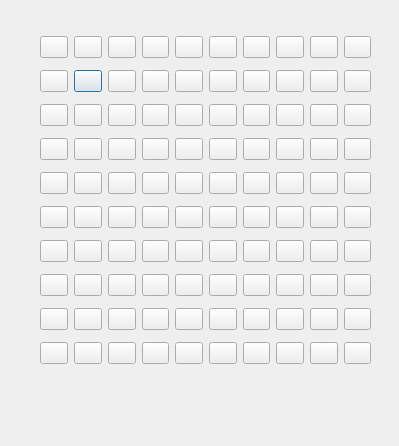
This is battleship.ui in jackalot/Connect-4-Class-Project as Qt 5 draws it before an edit. The edited form follows.
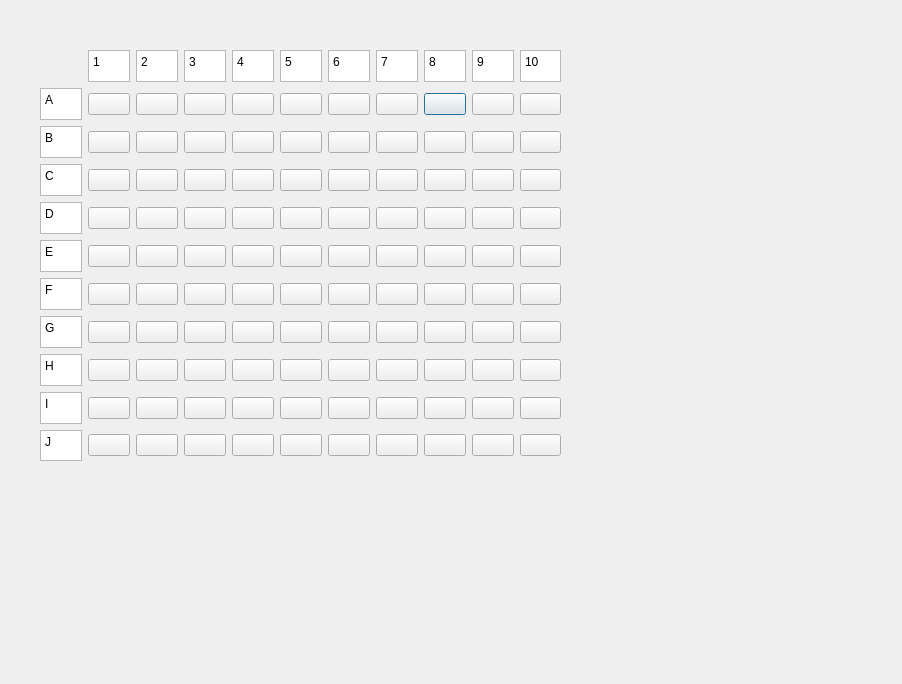
This is the edited form.

Commit message: the ui now has the A-J and 1-10 for labeling rows and collumns

The edit to the form file:
```diff
--- a/battleship.ui
+++ b/battleship.ui
@@ -6,8 +6,8 @@
    <rect>
     <x>0</x>
     <y>0</y>
-    <width>399</width>
-    <height>446</height>
+    <width>902</width>
+    <height>684</height>
    </rect>
   </property>
   <property name="windowTitle">
@@ -17,712 +17,852 @@
    <property name="geometry">
     <rect>
      <x>40</x>
-     <y>30</y>
-     <width>331</width>
-     <height>348</height>
+     <y>50</y>
+     <width>521</width>
+     <height>411</height>
     </rect>
    </property>
    <layout class="QGridLayout" name="GameGrid">
-    <item row="1" column="1">
-     <widget class="QPushButton" name="Coll2R2">
+    <item row="6" column="0">
+     <widget class="QPlainTextEdit" name="F">
+      <property name="plainText">
+       <string>F</string>
+      </property>
+     </widget>
+    </item>
+    <item row="1" column="8">
+     <widget class="QPushButton" name="Coll8R1">
       <property name="text">
        <string/>
       </property>
      </widget>
     </item>
-    <item row="3" column="2">
-     <widget class="QPushButton" name="Coll3R4">
+    <item row="8" column="2">
+     <widget class="QPushButton" name="Coll2R8">
       <property name="text">
        <string/>
       </property>
      </widget>
     </item>
-    <item row="3" column="9">
-     <widget class="QPushButton" name="Coll10R4">
+    <item row="10" column="9">
+     <widget class="QPushButton" name="Coll9R10">
       <property name="text">
        <string/>
       </property>
      </widget>
     </item>
-    <item row="2" column="6">
+    <item row="5" column="8">
+     <widget class="QPushButton" name="Coll8R5">
+      <property name="text">
+       <string/>
+      </property>
+     </widget>
+    </item>
+    <item row="3" column="7">
      <widget class="QPushButton" name="Coll7R3">
       <property name="text">
        <string/>
       </property>
      </widget>
     </item>
-    <item row="9" column="0">
-     <widget class="QPushButton" name="Coll1R10">
+    <item row="5" column="3">
+     <widget class="QPushButton" name="Coll3R5">
       <property name="text">
        <string/>
       </property>
      </widget>
     </item>
-    <item row="4" column="8">
-     <widget class="QPushButton" name="Coll9R5">
+    <item row="8" column="8">
+     <widget class="QPushButton" name="Coll8R8">
       <property name="text">
        <string/>
       </property>
      </widget>
     </item>
-    <item row="7" column="9">
-     <widget class="QPushButton" name="Coll10R8">
+    <item row="2" column="3">
+     <widget class="QPushButton" name="Coll3R2">
       <property name="text">
        <string/>
       </property>
      </widget>
     </item>
-    <item row="6" column="9">
+    <item row="5" column="6">
+     <widget class="QPushButton" name="Coll6R5">
+      <property name="text">
+       <string/>
+      </property>
+     </widget>
+    </item>
+    <item row="2" column="0">
+     <widget class="QPlainTextEdit" name="B">
+      <property name="plainText">
+       <string>B</string>
+      </property>
+     </widget>
+    </item>
+    <item row="5" column="7">
+     <widget class="QPushButton" name="Coll7R5">
+      <property name="text">
+       <string/>
+      </property>
+     </widget>
+    </item>
+    <item row="7" column="10">
      <widget class="QPushButton" name="Coll10R7">
       <property name="text">
        <string/>
       </property>
      </widget>
     </item>
-    <item row="5" column="9">
+    <item row="6" column="10">
      <widget class="QPushButton" name="Coll10R6">
       <property name="text">
        <string/>
       </property>
      </widget>
     </item>
-    <item row="2" column="9">
+    <item row="3" column="10">
      <widget class="QPushButton" name="Coll10R3">
       <property name="text">
        <string/>
       </property>
      </widget>
     </item>
-    <item row="1" column="0">
+    <item row="6" column="7">
+     <widget class="QPushButton" name="Coll7R6">
+      <property name="text">
+       <string/>
+      </property>
+     </widget>
+    </item>
+    <item row="2" column="1">
      <widget class="QPushButton" name="Coll1R2">
       <property name="text">
        <string/>
       </property>
      </widget>
     </item>
-    <item row="2" column="5">
-     <widget class="QPushButton" name="Coll6R3">
+    <item row="7" column="7">
+     <widget class="QPushButton" name="Coll7R7">
       <property name="text">
        <string/>
       </property>
      </widget>
     </item>
-    <item row="4" column="9">
+    <item row="9" column="3">
+     <widget class="QPushButton" name="Coll3R9">
+      <property name="text">
+       <string/>
+      </property>
+     </widget>
+    </item>
+    <item row="9" column="6">
+     <widget class="QPushButton" name="Coll6R9">
+      <property name="text">
+       <string/>
+      </property>
+     </widget>
+    </item>
+    <item row="3" column="0">
+     <widget class="QPlainTextEdit" name="C">
+      <property name="plainText">
+       <string>C</string>
+      </property>
+     </widget>
+    </item>
+    <item row="9" column="7">
+     <widget class="QPushButton" name="Coll7R9">
+      <property name="text">
+       <string/>
+      </property>
+     </widget>
+    </item>
+    <item row="6" column="3">
+     <widget class="QPushButton" name="Coll3R6">
+      <property name="text">
+       <string/>
+      </property>
+     </widget>
+    </item>
+    <item row="2" column="6">
+     <widget class="QPushButton" name="Coll6R2">
+      <property name="text">
+       <string/>
+      </property>
+     </widget>
+    </item>
+    <item row="5" column="10">
      <widget class="QPushButton" name="Coll10R5">
       <property name="text">
        <string/>
       </property>
      </widget>
     </item>
-    <item row="8" column="0">
-     <widget class="QPushButton" name="Coll1R9">
-      <property name="text">
-       <string/>
-      </property>
-     </widget>
-    </item>
-    <item row="2" column="2">
+    <item row="3" column="3">
      <widget class="QPushButton" name="Coll3R3">
       <property name="text">
        <string/>
       </property>
      </widget>
     </item>
-    <item row="3" column="5">
-     <widget class="QPushButton" name="Coll6R4">
+    <item row="4" column="8">
+     <widget class="QPushButton" name="Coll8R4">
       <property name="text">
        <string/>
       </property>
      </widget>
     </item>
-    <item row="2" column="0">
+    <item row="7" column="5">
+     <widget class="QPushButton" name="Coll5R7">
+      <property name="text">
+       <string/>
+      </property>
+     </widget>
+    </item>
+    <item row="3" column="1">
      <widget class="QPushButton" name="Coll1R3">
       <property name="text">
        <string/>
       </property>
      </widget>
     </item>
-    <item row="1" column="3">
+    <item row="2" column="4">
      <widget class="QPushButton" name="Coll4R2">
       <property name="text">
        <string/>
       </property>
      </widget>
     </item>
-    <item row="5" column="8">
+    <item row="6" column="2">
+     <widget class="QPushButton" name="Coll2R6">
+      <property name="text">
+       <string/>
+      </property>
+     </widget>
+    </item>
+    <item row="6" column="9">
      <widget class="QPushButton" name="Coll9R6">
       <property name="text">
        <string/>
       </property>
      </widget>
     </item>
-    <item row="1" column="4">
+    <item row="6" column="5">
+     <widget class="QPushButton" name="Coll5R6">
+      <property name="text">
+       <string/>
+      </property>
+     </widget>
+    </item>
+    <item row="7" column="6">
+     <widget class="QPushButton" name="Coll6R7">
+      <property name="text">
+       <string/>
+      </property>
+     </widget>
+    </item>
+    <item row="10" column="8">
+     <widget class="QPushButton" name="Coll8R10">
+      <property name="text">
+       <string/>
+      </property>
+     </widget>
+    </item>
+    <item row="9" column="2">
+     <widget class="QPushButton" name="Coll2R9">
+      <property name="text">
+       <string/>
+      </property>
+     </widget>
+    </item>
+    <item row="7" column="9">
+     <widget class="QPushButton" name="Coll9R7">
+      <property name="text">
+       <string/>
+      </property>
+     </widget>
+    </item>
+    <item row="2" column="5">
      <widget class="QPushButton" name="Coll5R2">
       <property name="text">
        <string/>
       </property>
      </widget>
     </item>
-    <item row="6" column="0">
+    <item row="10" column="2">
+     <widget class="QPushButton" name="Coll2R10">
+      <property name="text">
+       <string/>
+      </property>
+     </widget>
+    </item>
+    <item row="7" column="1">
      <widget class="QPushButton" name="Coll1R7">
       <property name="text">
        <string/>
       </property>
      </widget>
     </item>
-    <item row="0" column="0">
+    <item row="1" column="1">
      <widget class="QPushButton" name="Coll1R1">
       <property name="text">
        <string/>
       </property>
      </widget>
     </item>
-    <item row="4" column="0">
-     <widget class="QPushButton" name="Coll1R5">
+    <item row="10" column="4">
+     <widget class="QPushButton" name="Coll4R10">
       <property name="text">
        <string/>
       </property>
      </widget>
     </item>
-    <item row="9" column="9">
+    <item row="10" column="10">
      <widget class="QPushButton" name="Coll10R10">
       <property name="text">
        <string/>
       </property>
      </widget>
     </item>
-    <item row="2" column="7">
-     <widget class="QPushButton" name="Coll8R3">
-      <property name="text">
-       <string/>
-      </property>
-     </widget>
-    </item>
-    <item row="2" column="4">
+    <item row="3" column="5">
      <widget class="QPushButton" name="Coll5R3">
       <property name="text">
        <string/>
       </property>
      </widget>
     </item>
-    <item row="3" column="0">
-     <widget class="QPushButton" name="Coll1R4">
+    <item row="9" column="9">
+     <widget class="QPushButton" name="Coll9R9">
       <property name="text">
        <string/>
       </property>
      </widget>
     </item>
-    <item row="8" column="9">
+    <item row="10" column="7">
+     <widget class="QPushButton" name="Coll7R10">
+      <property name="text">
+       <string/>
+      </property>
+     </widget>
+    </item>
+    <item row="9" column="4">
+     <widget class="QPushButton" name="Coll4R9">
+      <property name="text">
+       <string/>
+      </property>
+     </widget>
+    </item>
+    <item row="9" column="10">
      <widget class="QPushButton" name="Coll10R9">
       <property name="text">
        <string/>
       </property>
      </widget>
     </item>
-    <item row="1" column="9">
-     <widget class="QPushButton" name="Coll10R2">
+    <item row="7" column="8">
+     <widget class="QPushButton" name="Coll8R7">
       <property name="text">
        <string/>
       </property>
      </widget>
     </item>
-    <item row="3" column="4">
-     <widget class="QPushButton" name="Coll5R4">
+    <item row="10" column="0">
+     <widget class="QPlainTextEdit" name="J">
+      <property name="plainText">
+       <string>J</string>
+      </property>
+     </widget>
+    </item>
+    <item row="10" column="5">
+     <widget class="QPushButton" name="Coll5R10">
       <property name="text">
        <string/>
       </property>
      </widget>
     </item>
-    <item row="7" column="0">
+    <item row="8" column="1">
      <widget class="QPushButton" name="Coll1R8">
       <property name="text">
        <string/>
       </property>
      </widget>
     </item>
-    <item row="0" column="9">
-     <widget class="QPushButton" name="Coll10R1">
+    <item row="6" column="6">
+     <widget class="QPushButton" name="Coll6R6">
       <property name="text">
        <string/>
       </property>
      </widget>
     </item>
-    <item row="3" column="3">
-     <widget class="QPushButton" name="Coll4R4">
-      <property name="text">
-       <string/>
-      </property>
-     </widget>
-    </item>
-    <item row="5" column="0">
-     <widget class="QPushButton" name="Coll1R6">
-      <property name="text">
-       <string/>
-      </property>
-     </widget>
-    </item>
-    <item row="3" column="6">
-     <widget class="QPushButton" name="Coll7R4">
-      <property name="text">
-       <string/>
-      </property>
-     </widget>
-    </item>
-    <item row="3" column="7">
-     <widget class="QPushButton" name="Coll8R4">
-      <property name="text">
-       <string/>
-      </property>
-     </widget>
-    </item>
-    <item row="4" column="4">
-     <widget class="QPushButton" name="Coll5R5">
-      <property name="text">
-       <string/>
-      </property>
-     </widget>
-    </item>
-    <item row="4" column="5">
-     <widget class="QPushButton" name="Coll6R5">
-      <property name="text">
-       <string/>
-      </property>
-     </widget>
-    </item>
-    <item row="4" column="6">
-     <widget class="QPushButton" name="Coll7R5">
-      <property name="text">
-       <string/>
-      </property>
-     </widget>
-    </item>
-    <item row="4" column="7">
-     <widget class="QPushButton" name="Coll8R5">
-      <property name="text">
-       <string/>
-      </property>
-     </widget>
-    </item>
-    <item row="3" column="8">
-     <widget class="QPushButton" name="Coll9R4">
-      <property name="text">
-       <string/>
-      </property>
-     </widget>
-    </item>
-    <item row="2" column="8">
-     <widget class="QPushButton" name="Coll9R3">
-      <property name="text">
-       <string/>
-      </property>
-     </widget>
-    </item>
-    <item row="1" column="8">
-     <widget class="QPushButton" name="Coll9R2">
-      <property name="text">
-       <string/>
-      </property>
-     </widget>
-    </item>
-    <item row="0" column="8">
+    <item row="1" column="9">
      <widget class="QPushButton" name="Coll9R1">
       <property name="text">
        <string/>
       </property>
      </widget>
     </item>
-    <item row="1" column="7">
-     <widget class="QPushButton" name="Coll8R2">
-      <property name="text">
-       <string/>
-      </property>
-     </widget>
-    </item>
-    <item row="0" column="7">
-     <widget class="QPushButton" name="Coll8R1">
-      <property name="text">
-       <string/>
-      </property>
-     </widget>
-    </item>
-    <item row="1" column="6">
-     <widget class="QPushButton" name="Coll7R2">
-      <property name="text">
-       <string/>
-      </property>
-     </widget>
-    </item>
-    <item row="0" column="6">
-     <widget class="QPushButton" name="Coll7R1">
-      <property name="text">
-       <string/>
-      </property>
-     </widget>
-    </item>
-    <item row="1" column="5">
-     <widget class="QPushButton" name="Coll6R2">
-      <property name="text">
-       <string/>
-      </property>
-     </widget>
-    </item>
-    <item row="0" column="5">
-     <widget class="QPushButton" name="Coll6R1">
-      <property name="text">
-       <string/>
-      </property>
-     </widget>
-    </item>
-    <item row="0" column="4">
-     <widget class="QPushButton" name="Coll5R1">
-      <property name="text">
-       <string/>
-      </property>
-     </widget>
-    </item>
-    <item row="0" column="3">
-     <widget class="QPushButton" name="Coll4R1">
-      <property name="text">
-       <string/>
-      </property>
-     </widget>
-    </item>
-    <item row="2" column="3">
-     <widget class="QPushButton" name="Coll4R3">
-      <property name="text">
-       <string/>
-      </property>
-     </widget>
-    </item>
-    <item row="1" column="2">
-     <widget class="QPushButton" name="Coll3R2">
-      <property name="text">
-       <string/>
-      </property>
-     </widget>
-    </item>
-    <item row="0" column="2">
-     <widget class="QPushButton" name="Coll3R1">
-      <property name="text">
-       <string/>
-      </property>
-     </widget>
-    </item>
-    <item row="0" column="1">
-     <widget class="QPushButton" name="Coll2R1">
-      <property name="text">
-       <string/>
-      </property>
-     </widget>
-    </item>
-    <item row="2" column="1">
-     <widget class="QPushButton" name="Coll2R3">
-      <property name="text">
-       <string/>
-      </property>
-     </widget>
-    </item>
-    <item row="3" column="1">
-     <widget class="QPushButton" name="Coll2R4">
-      <property name="text">
-       <string/>
-      </property>
-     </widget>
-    </item>
-    <item row="4" column="1">
-     <widget class="QPushButton" name="Coll2R5">
-      <property name="text">
-       <string/>
-      </property>
-     </widget>
-    </item>
     <item row="4" column="2">
-     <widget class="QPushButton" name="Coll3R5">
+     <widget class="QPushButton" name="Coll2R4">
       <property name="text">
        <string/>
       </property>
      </widget>
     </item>
-    <item row="4" column="3">
-     <widget class="QPushButton" name="Coll4R5">
+    <item row="10" column="6">
+     <widget class="QPushButton" name="Coll6R10">
       <property name="text">
        <string/>
       </property>
      </widget>
     </item>
-    <item row="5" column="1">
-     <widget class="QPushButton" name="Coll2R6">
-      <property name="text">
-       <string/>
-      </property>
-     </widget>
-    </item>
-    <item row="5" column="2">
-     <widget class="QPushButton" name="Coll3R6">
-      <property name="text">
-       <string/>
-      </property>
-     </widget>
-    </item>
-    <item row="5" column="3">
+    <item row="6" column="4">
      <widget class="QPushButton" name="Coll4R6">
       <property name="text">
        <string/>
       </property>
      </widget>
     </item>
-    <item row="5" column="4">
-     <widget class="QPushButton" name="Coll5R6">
-      <property name="text">
-       <string/>
-      </property>
-     </widget>
-    </item>
-    <item row="5" column="5">
-     <widget class="QPushButton" name="Coll6R6">
-      <property name="text">
-       <string/>
-      </property>
-     </widget>
-    </item>
-    <item row="5" column="6">
-     <widget class="QPushButton" name="Coll7R6">
-      <property name="text">
-       <string/>
-      </property>
-     </widget>
-    </item>
-    <item row="5" column="7">
-     <widget class="QPushButton" name="Coll8R6">
-      <property name="text">
-       <string/>
-      </property>
-     </widget>
-    </item>
     <item row="6" column="1">
-     <widget class="QPushButton" name="Coll2R7">
+     <widget class="QPushButton" name="Coll1R6">
       <property name="text">
        <string/>
       </property>
      </widget>
     </item>
-    <item row="6" column="2">
-     <widget class="QPushButton" name="Coll3R7">
-      <property name="text">
-       <string/>
-      </property>
-     </widget>
-    </item>
-    <item row="7" column="1">
-     <widget class="QPushButton" name="Coll2R8">
-      <property name="text">
-       <string/>
-      </property>
-     </widget>
-    </item>
-    <item row="7" column="2">
-     <widget class="QPushButton" name="Coll3R8">
-      <property name="text">
-       <string/>
-      </property>
-     </widget>
-    </item>
-    <item row="8" column="1">
-     <widget class="QPushButton" name="Coll2R9">
-      <property name="text">
-       <string/>
-      </property>
-     </widget>
-    </item>
-    <item row="6" column="3">
-     <widget class="QPushButton" name="Coll4R7">
-      <property name="text">
-       <string/>
-      </property>
-     </widget>
-    </item>
-    <item row="6" column="4">
-     <widget class="QPushButton" name="Coll5R7">
-      <property name="text">
-       <string/>
-      </property>
-     </widget>
-    </item>
-    <item row="6" column="5">
-     <widget class="QPushButton" name="Coll6R7">
-      <property name="text">
-       <string/>
-      </property>
-     </widget>
-    </item>
-    <item row="6" column="6">
-     <widget class="QPushButton" name="Coll7R7">
-      <property name="text">
-       <string/>
-      </property>
-     </widget>
-    </item>
-    <item row="6" column="7">
-     <widget class="QPushButton" name="Coll8R7">
-      <property name="text">
-       <string/>
-      </property>
-     </widget>
-    </item>
-    <item row="6" column="8">
-     <widget class="QPushButton" name="Coll9R7">
-      <property name="text">
-       <string/>
-      </property>
-     </widget>
-    </item>
-    <item row="7" column="8">
+    <item row="8" column="9">
      <widget class="QPushButton" name="Coll9R8">
       <property name="text">
        <string/>
       </property>
      </widget>
     </item>
-    <item row="8" column="8">
-     <widget class="QPushButton" name="Coll9R9">
-      <property name="text">
-       <string/>
-      </property>
-     </widget>
-    </item>
-    <item row="9" column="8">
-     <widget class="QPushButton" name="Coll9R10">
-      <property name="text">
-       <string/>
-      </property>
-     </widget>
-    </item>
-    <item row="9" column="7">
-     <widget class="QPushButton" name="Coll8R10">
+    <item row="1" column="4">
+     <widget class="QPushButton" name="Coll4R1">
       <property name="text">
        <string/>
       </property>
      </widget>
     </item>
     <item row="8" column="7">
-     <widget class="QPushButton" name="Coll8R9">
-      <property name="text">
-       <string/>
-      </property>
-     </widget>
-    </item>
-    <item row="7" column="7">
-     <widget class="QPushButton" name="Coll8R8">
-      <property name="text">
-       <string/>
-      </property>
-     </widget>
-    </item>
-    <item row="7" column="6">
      <widget class="QPushButton" name="Coll7R8">
       <property name="text">
        <string/>
       </property>
      </widget>
     </item>
+    <item row="2" column="9">
+     <widget class="QPushButton" name="Coll9R2">
+      <property name="text">
+       <string/>
+      </property>
+     </widget>
+    </item>
+    <item row="7" column="3">
+     <widget class="QPushButton" name="Coll3R7">
+      <property name="text">
+       <string/>
+      </property>
+     </widget>
+    </item>
+    <item row="2" column="2">
+     <widget class="QPushButton" name="Coll2R2">
+      <property name="text">
+       <string/>
+      </property>
+     </widget>
+    </item>
+    <item row="2" column="8">
+     <widget class="QPushButton" name="Coll8R2">
+      <property name="text">
+       <string/>
+      </property>
+     </widget>
+    </item>
+    <item row="9" column="8">
+     <widget class="QPushButton" name="Coll8R9">
+      <property name="text">
+       <string/>
+      </property>
+     </widget>
+    </item>
+    <item row="4" column="3">
+     <widget class="QPushButton" name="Coll3R4">
+      <property name="text">
+       <string/>
+      </property>
+     </widget>
+    </item>
+    <item row="4" column="10">
+     <widget class="QPushButton" name="Coll10R4">
+      <property name="text">
+       <string/>
+      </property>
+     </widget>
+    </item>
+    <item row="7" column="4">
+     <widget class="QPushButton" name="Coll4R7">
+      <property name="text">
+       <string/>
+      </property>
+     </widget>
+    </item>
+    <item row="1" column="7">
+     <widget class="QPushButton" name="Coll7R1">
+      <property name="text">
+       <string/>
+      </property>
+     </widget>
+    </item>
+    <item row="5" column="2">
+     <widget class="QPushButton" name="Coll2R5">
+      <property name="text">
+       <string/>
+      </property>
+     </widget>
+    </item>
+    <item row="7" column="2">
+     <widget class="QPushButton" name="Coll2R7">
+      <property name="text">
+       <string/>
+      </property>
+     </widget>
+    </item>
+    <item row="5" column="0">
+     <widget class="QPlainTextEdit" name="E">
+      <property name="plainText">
+       <string>E</string>
+      </property>
+     </widget>
+    </item>
+    <item row="10" column="1">
+     <widget class="QPushButton" name="Coll1R10">
+      <property name="text">
+       <string/>
+      </property>
+     </widget>
+    </item>
+    <item row="1" column="6">
+     <widget class="QPushButton" name="Coll6R1">
+      <property name="text">
+       <string/>
+      </property>
+     </widget>
+    </item>
+    <item row="5" column="9">
+     <widget class="QPushButton" name="Coll9R5">
+      <property name="text">
+       <string/>
+      </property>
+     </widget>
+    </item>
+    <item row="8" column="10">
+     <widget class="QPushButton" name="Coll10R8">
+      <property name="text">
+       <string/>
+      </property>
+     </widget>
+    </item>
     <item row="8" column="6">
-     <widget class="QPushButton" name="Coll7R9">
-      <property name="text">
-       <string/>
-      </property>
-     </widget>
-    </item>
-    <item row="9" column="6">
-     <widget class="QPushButton" name="Coll7R10">
-      <property name="text">
-       <string/>
-      </property>
-     </widget>
-    </item>
-    <item row="7" column="5">
      <widget class="QPushButton" name="Coll6R8">
       <property name="text">
        <string/>
       </property>
      </widget>
     </item>
+    <item row="3" column="9">
+     <widget class="QPushButton" name="Coll9R3">
+      <property name="text">
+       <string/>
+      </property>
+     </widget>
+    </item>
+    <item row="6" column="8">
+     <widget class="QPushButton" name="Coll8R6">
+      <property name="text">
+       <string/>
+      </property>
+     </widget>
+    </item>
+    <item row="4" column="0">
+     <widget class="QPlainTextEdit" name="D">
+      <property name="plainText">
+       <string>D</string>
+      </property>
+     </widget>
+    </item>
+    <item row="3" column="6">
+     <widget class="QPushButton" name="Coll6R3">
+      <property name="text">
+       <string/>
+      </property>
+     </widget>
+    </item>
+    <item row="1" column="2">
+     <widget class="QPushButton" name="Coll2R1">
+      <property name="text">
+       <string/>
+      </property>
+     </widget>
+    </item>
+    <item row="9" column="1">
+     <widget class="QPushButton" name="Coll1R9">
+      <property name="text">
+       <string/>
+      </property>
+     </widget>
+    </item>
+    <item row="8" column="3">
+     <widget class="QPushButton" name="Coll3R8">
+      <property name="text">
+       <string/>
+      </property>
+     </widget>
+    </item>
+    <item row="8" column="0">
+     <widget class="QPlainTextEdit" name="H">
+      <property name="plainText">
+       <string>H</string>
+      </property>
+     </widget>
+    </item>
+    <item row="4" column="6">
+     <widget class="QPushButton" name="Coll6R4">
+      <property name="text">
+       <string/>
+      </property>
+     </widget>
+    </item>
+    <item row="4" column="9">
+     <widget class="QPushButton" name="Coll9R4">
+      <property name="text">
+       <string/>
+      </property>
+     </widget>
+    </item>
     <item row="8" column="5">
-     <widget class="QPushButton" name="Coll6R9">
+     <widget class="QPushButton" name="Coll5R8">
       <property name="text">
        <string/>
       </property>
      </widget>
     </item>
     <item row="9" column="5">
-     <widget class="QPushButton" name="Coll6R10">
-      <property name="text">
-       <string/>
-      </property>
-     </widget>
-    </item>
-    <item row="8" column="4">
      <widget class="QPushButton" name="Coll5R9">
       <property name="text">
        <string/>
       </property>
      </widget>
     </item>
-    <item row="9" column="4">
-     <widget class="QPushButton" name="Coll5R10">
+    <item row="7" column="0">
+     <widget class="QPlainTextEdit" name="G">
+      <property name="plainText">
+       <string>G</string>
+      </property>
+     </widget>
+    </item>
+    <item row="4" column="7">
+     <widget class="QPushButton" name="Coll7R4">
       <property name="text">
        <string/>
       </property>
      </widget>
     </item>
-    <item row="7" column="4">
-     <widget class="QPushButton" name="Coll5R8">
+    <item row="3" column="4">
+     <widget class="QPushButton" name="Coll4R3">
       <property name="text">
        <string/>
       </property>
      </widget>
     </item>
-    <item row="7" column="3">
-     <widget class="QPushButton" name="Coll4R8">
+    <item row="5" column="5">
+     <widget class="QPushButton" name="Coll5R5">
       <property name="text">
        <string/>
       </property>
      </widget>
     </item>
-    <item row="8" column="3">
-     <widget class="QPushButton" name="Coll4R9">
+    <item row="1" column="5">
+     <widget class="QPushButton" name="Coll5R1">
       <property name="text">
        <string/>
       </property>
      </widget>
     </item>
-    <item row="9" column="3">
-     <widget class="QPushButton" name="Coll4R10">
+    <item row="1" column="3">
+     <widget class="QPushButton" name="Coll3R1">
       <property name="text">
        <string/>
       </property>
      </widget>
     </item>
-    <item row="8" column="2">
-     <widget class="QPushButton" name="Coll3R9">
+    <item row="5" column="1">
+     <widget class="QPushButton" name="Coll1R5">
       <property name="text">
        <string/>
       </property>
      </widget>
     </item>
-    <item row="9" column="1">
-     <widget class="QPushButton" name="Coll2R10">
+    <item row="3" column="8">
+     <widget class="QPushButton" name="Coll8R3">
       <property name="text">
        <string/>
       </property>
      </widget>
     </item>
-    <item row="9" column="2">
+    <item row="4" column="1">
+     <widget class="QPushButton" name="Coll1R4">
+      <property name="text">
+       <string/>
+      </property>
+     </widget>
+    </item>
+    <item row="3" column="2">
+     <widget class="QPushButton" name="Coll2R3">
+      <property name="text">
+       <string/>
+      </property>
+     </widget>
+    </item>
+    <item row="2" column="10">
+     <widget class="QPushButton" name="Coll10R2">
+      <property name="text">
+       <string/>
+      </property>
+     </widget>
+    </item>
+    <item row="10" column="3">
      <widget class="QPushButton" name="Coll3R10">
       <property name="text">
        <string/>
       </property>
      </widget>
     </item>
+    <item row="4" column="5">
+     <widget class="QPushButton" name="Coll5R4">
+      <property name="text">
+       <string/>
+      </property>
+     </widget>
+    </item>
+    <item row="2" column="7">
+     <widget class="QPushButton" name="Coll7R2">
+      <property name="text">
+       <string/>
+      </property>
+     </widget>
+    </item>
+    <item row="1" column="10">
+     <widget class="QPushButton" name="Coll10R1">
+      <property name="text">
+       <string/>
+      </property>
+     </widget>
+    </item>
+    <item row="5" column="4">
+     <widget class="QPushButton" name="Coll4R5">
+      <property name="text">
+       <string/>
+      </property>
+     </widget>
+    </item>
+    <item row="9" column="0">
+     <widget class="QPlainTextEdit" name="I">
+      <property name="plainText">
+       <string>I</string>
+      </property>
+     </widget>
+    </item>
+    <item row="4" column="4">
+     <widget class="QPushButton" name="Coll4R4">
+      <property name="text">
+       <string/>
+      </property>
+     </widget>
+    </item>
+    <item row="8" column="4">
+     <widget class="QPushButton" name="Coll4R8">
+      <property name="text">
+       <string/>
+      </property>
+     </widget>
+    </item>
+    <item row="1" column="0">
+     <widget class="QPlainTextEdit" name="A">
+      <property name="plainText">
+       <string>A</string>
+      </property>
+     </widget>
+    </item>
+    <item row="0" column="1">
+     <widget class="QPlainTextEdit" name="Num1">
+      <property name="plainText">
+       <string>1</string>
+      </property>
+     </widget>
+    </item>
+    <item row="0" column="2">
+     <widget class="QPlainTextEdit" name="Num2">
+      <property name="plainText">
+       <string>2</string>
+      </property>
+     </widget>
+    </item>
+    <item row="0" column="3">
+     <widget class="QPlainTextEdit" name="Num3">
+      <property name="plainText">
+       <string>3</string>
+      </property>
+     </widget>
+    </item>
+    <item row="0" column="4">
+     <widget class="QPlainTextEdit" name="Num4">
+      <property name="plainText">
+       <string>4</string>
+      </property>
+     </widget>
+    </item>
+    <item row="0" column="5">
+     <widget class="QPlainTextEdit" name="Num5">
+      <property name="plainText">
+       <string>5</string>
+      </property>
+     </widget>
+    </item>
+    <item row="0" column="6">
+     <widget class="QPlainTextEdit" name="Num6">
+      <property name="plainText">
+       <string>6</string>
+      </property>
+     </widget>
+    </item>
+    <item row="0" column="7">
+     <widget class="QPlainTextEdit" name="Num7">
+      <property name="plainText">
+       <string>7</string>
+      </property>
+     </widget>
+    </item>
+    <item row="0" column="8">
+     <widget class="QPlainTextEdit" name="Num8">
+      <property name="plainText">
+       <string>8</string>
+      </property>
+     </widget>
+    </item>
+    <item row="0" column="9">
+     <widget class="QPlainTextEdit" name="Num9">
+      <property name="plainText">
+       <string>9</string>
+      </property>
+     </widget>
+    </item>
+    <item row="0" column="10">
+     <widget class="QPlainTextEdit" name="Num10">
+      <property name="plainText">
+       <string>10</string>
+      </property>
+     </widget>
+    </item>
    </layout>
   </widget>
  </widget>
```
